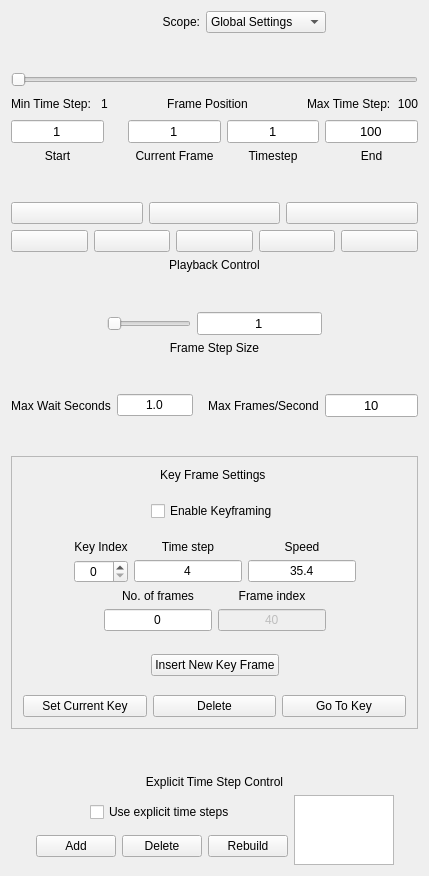
Qt form apps/vaporgui/guis/ui/animationtab.ui (yyr/vapor) before a commit.
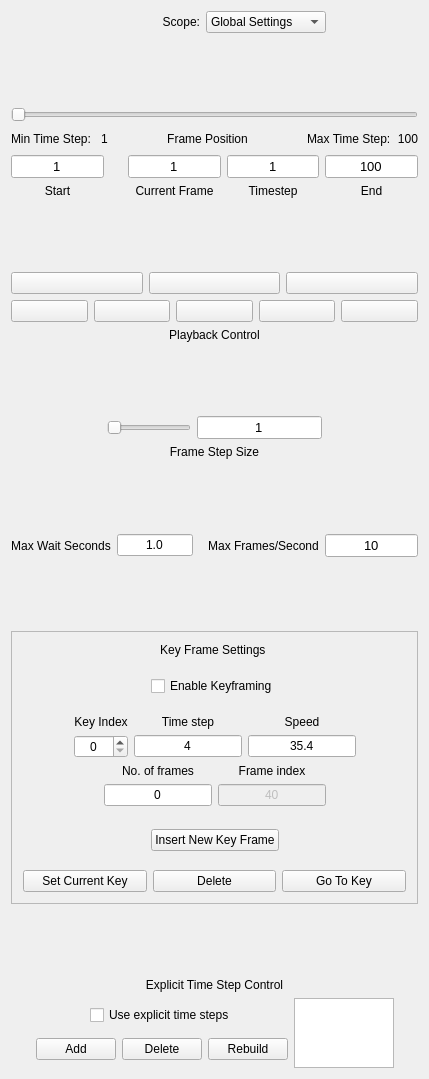
The same form after that commit. Icons and pictures are not drawn.

Commit message: BIGGer tooltips for MAC

```diff
--- a/apps/vaporgui/guis/ui/animationtab.ui
+++ b/apps/vaporgui/guis/ui/animationtab.ui
@@ -7,7 +7,7 @@
     <x>0</x>
     <y>0</y>
     <width>429</width>
-    <height>876</height>
+    <height>1079</height>
    </rect>
   </property>
   <property name="sizePolicy">
```
Left out of the diff: 128 changed lines with no effect on the pictures.
